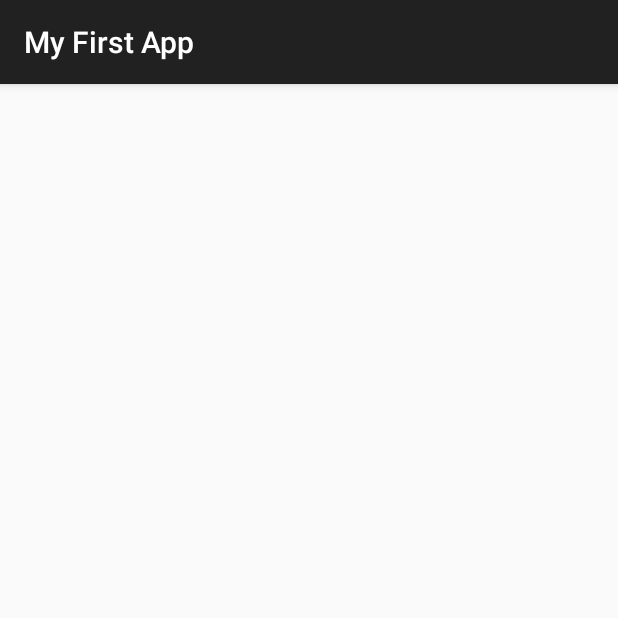
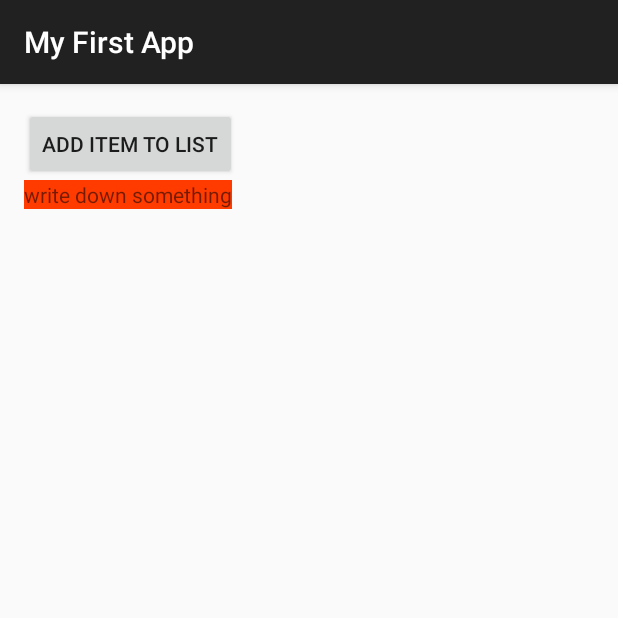
Before and after one commit to herculex/myfirstapp, an Android app: the MyTouch screen opened directly, with no data from a screen before it, on a phone screen of 412 x 824 dp, the top half of it. Run offline under Robolectric (Android 15) with nearby library versions, the phone set to English and light mode, and no system bars; 1 statement that could not run was skipped.

Commit message:
myfirstapp

```diff
--- a/src/main/java/com/sumugu/liubo/myfirstapp/mytouch/MyTextView.java
+++ b/src/main/java/com/sumugu/liubo/myfirstapp/mytouch/MyTextView.java
@@ -1,6 +1,7 @@
 package com.sumugu.liubo.myfirstapp.mytouch;
 
 import android.content.Context;
+import android.graphics.Canvas;
 import android.util.AttributeSet;
 import android.util.Log;
 import android.view.GestureDetector;
--- a/src/main/java/com/sumugu/liubo/myfirstapp/mytouch/MyTouch.java
+++ b/src/main/java/com/sumugu/liubo/myfirstapp/mytouch/MyTouch.java
@@ -1,6 +1,9 @@
 package com.sumugu.liubo.myfirstapp.mytouch;
 
 import android.content.Context;
+import android.graphics.Bitmap;
+import android.graphics.Camera;
+import android.graphics.Matrix;
 import android.support.v7.app.AppCompatActivity;
 import android.os.Bundle;
 import android.text.Editable;
@@ -17,6 +20,8 @@ import android.view.inputmethod.InputMethodManager;
 import android.widget.AdapterView;
 import android.widget.ArrayAdapter;
 import android.widget.EditText;
+import android.widget.ImageView;
+import android.widget.LinearLayout;
 import android.widget.ListView;
 import android.widget.OverScroller;
 import android.widget.RelativeLayout;
@@ -35,7 +40,7 @@ public class MyTouch extends AppCompatActivity implements GestureDetector.OnGest
     OverScroller mOverScroller;
     VelocityTracker mVelocityTracker;
 
-    RelativeLayout container_main;
+    LinearLayout container_main;
     ArrayList<String> cheeseList;
     MyListView mListView;
     ArrayAdapter mAdapter;
@@ -57,7 +62,7 @@ public class MyTouch extends AppCompatActivity implements GestureDetector.OnGest
         mListView.setAdapter(mAdapter);
         //
         //find container
-        container_main = (RelativeLayout)findViewById(R.id.container_main);
+        container_main = (LinearLayout)findViewById(R.id.container_main);
 
 //        mGestureDetector = new GestureDetector(this,this);
         mGestureDetector = new GestureDetector(this,new MyTouchGestureListener());
@@ -230,4 +235,45 @@ public class MyTouch extends AppCompatActivity implements GestureDetector.OnGest
             return true;
         }
     }
+
+    int count =1;
+    public void addItemToList(View view) {
+        SkewableTextView skewableTextView = (SkewableTextView) findViewById(R.id.edit_new_message);
+        ImageView imageView = (ImageView) findViewById(R.id.image_new_message);
+
+//        float[] src = new float[]{
+//                0,0,
+//                skewableTextView.getWidth(),0,
+//                skewableTextView.getWidth(),skewableTextView.getHeight(),
+//                0,skewableTextView.getHeight()
+//
+//        };
+//        float[] dst = new float[]{
+//                10,2,
+//                skewableTextView.getWidth()-10,0,
+//                skewableTextView.getWidth(),skewableTextView.getHeight(),
+//                0,skewableTextView.getHeight()
+//        };
+//        Matrix matrix = skewableTextView.getMatrix();
+//        matrix.setPolyToPoly(src,0,dst,0,src.length>>1);
+
+
+//
+        //根据一个view的尺寸创建bitmap
+//        Bitmap bp = Bitmap.createBitmap(skewableTextView.getWidth(), skewableTextView.getHeight(), Bitmap.Config.RGB_565);
+//        imageView.setImageBitmap(bp);
+        //
+
+        if (count < 100) {
+
+            skewableTextView.setVisibility(View.VISIBLE);
+            skewableTextView.setSkewX(count);
+            count=count+5;
+        }
+        else
+        {
+            skewableTextView.setVisibility(View.GONE);
+            count=1;
+        }
+    }
 }
--- a/src/main/res/layout/activity_my_touch.xml
+++ b/src/main/res/layout/activity_my_touch.xml
@@ -1,5 +1,5 @@
 <?xml version="1.0" encoding="utf-8"?>
-<RelativeLayout xmlns:android="http://schemas.android.com/apk/res/android"
+<LinearLayout xmlns:android="http://schemas.android.com/apk/res/android"
     xmlns:tools="http://schemas.android.com/tools"
     android:layout_width="match_parent"
     android:layout_height="match_parent"
@@ -8,10 +8,27 @@
     android:paddingRight="@dimen/activity_horizontal_margin"
     android:paddingTop="@dimen/activity_vertical_margin"
     tools:context="com.sumugu.liubo.myfirstapp.mytouch.MyTouch"
-    android:id="@+id/container_main">
+    android:id="@+id/container_main"
+    android:orientation="vertical">
+    <Button
+        android:layout_width="wrap_content"
+        android:layout_height="wrap_content"
+        android:id="@+id/buttong_additem"
+        android:text="Add item to list"
+        android:onClick="addItemToList"/>
+    <ImageView
+        android:layout_width="wrap_content"
+        android:layout_height="wrap_content"
+        android:id="@+id/image_new_message"/>
+    <com.sumugu.liubo.myfirstapp.mytouch.SkewableTextView
+        android:layout_width="wrap_content"
+        android:layout_height="wrap_content"
+        android:id="@+id/edit_new_message"
+        android:text="write down something"
+        android:background="@color/red"/>
     <com.sumugu.liubo.myfirstapp.mytouch.MyListView
         android:layout_width="match_parent"
         android:layout_height="match_parent"
         android:id="@+id/list_view">
     </com.sumugu.liubo.myfirstapp.mytouch.MyListView>
-</RelativeLayout>
+</LinearLayout>
```
Also changed, not shown: src/main/java/com/sumugu/liubo/myfirstapp/mytouch/SkewableTextView.java (added, +80 -0 lines).
